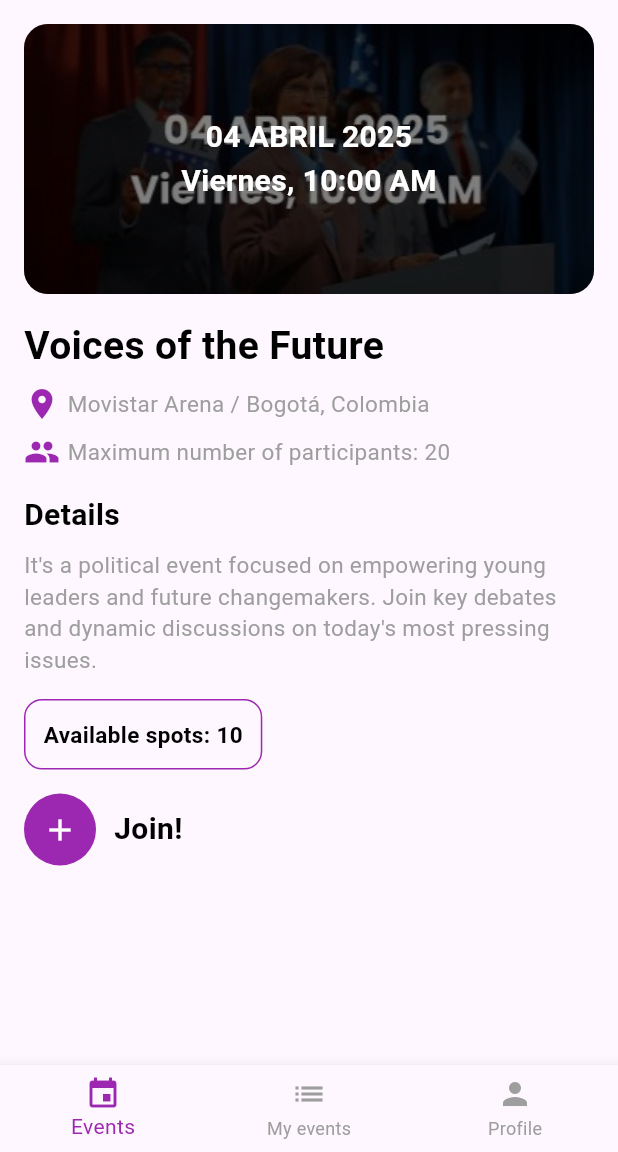
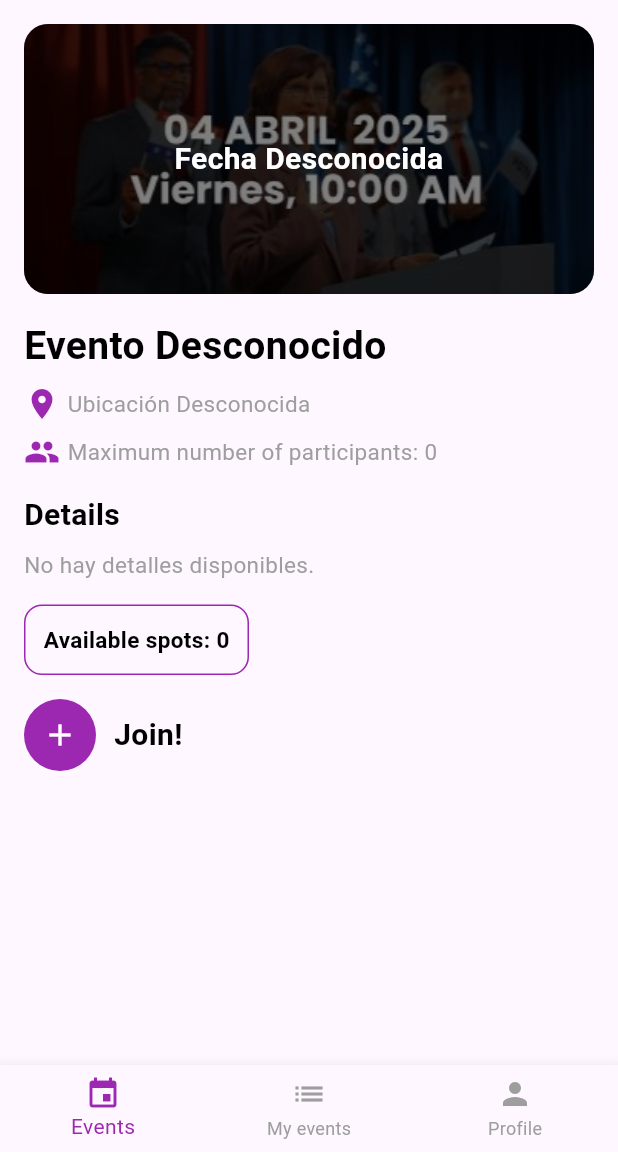
Before and after one commit to ana03ap/f_project1_movil, a Flutter app: the EventDetailsScreen screen opened directly, on a phone screen of 412 x 824 dp, the part 84-1236 px from its top. Run offline on Flutter 3.47's test engine with Material 3 defaults, Android fonts, the phone set to English and light mode, and no system bars; our stand-ins replace get, google_fonts.

Commit message:
adding details_screen as generic, adding navegation

```diff
--- a/lib/presentation/pages/details_screen.dart
+++ b/lib/presentation/pages/details_screen.dart
@@ -1,4 +1,5 @@
 import 'package:flutter/material.dart';
+import 'package:get/get.dart';
 import '../../core/constants/app_colors.dart';
 import '../../core/constants/app_styles.dart';
 import '../../core/constants/app_assets.dart';
@@ -22,6 +23,16 @@ class _EventDetailsScreenState extends State<EventDetailsScreen> {
 
   @override
   Widget build(BuildContext context) {
+    // 🔥 Recibimos los parámetros que se pasaron desde StartPage
+    final Map<String, dynamic> eventDetails = Get.arguments ?? {
+      "title": "Evento Desconocido",
+      "location": "Ubicación Desconocida",
+      "participants": 0,
+      "details": "No hay detalles disponibles.",
+      "availableSpots": 0,
+      "date": "Fecha Desconocida",
+    };
+
     return Scaffold(
       appBar: AppBar(
         title: const Text('TuBoleta'),
@@ -64,10 +75,10 @@ class _EventDetailsScreenState extends State<EventDetailsScreen> {
                     height: 180,
                     width: double.infinity,
                     alignment: Alignment.center,
-                    child: const Text(
-                      '04 ABRIL 2025\nViernes, 10:00 AM',
+                    child: Text(
+                      eventDetails["date"],
                       textAlign: TextAlign.center,
-                      style: TextStyle(
+                      style: const TextStyle(
                         color: Colors.white,
                         fontSize: 20,
                         fontWeight: FontWeight.bold,
@@ -78,31 +89,27 @@ class _EventDetailsScreenState extends State<EventDetailsScreen> {
               ),
             ),
             const SizedBox(height: 16),
-            const Text('Voices of the Future', style: AppStyles.title),
+            Text(eventDetails["title"], style: AppStyles.title),
             const SizedBox(height: 8),
-            const Row(
+            Row(
               children: [
-                Icon(Icons.location_on, color: AppColors.primary),
-                SizedBox(width: 5),
-                Text('Movistar Arena / Bogotá, Colombia', style: AppStyles.normal),
+                const Icon(Icons.location_on, color: AppColors.primary),
+                const SizedBox(width: 5),
+                Text(eventDetails["location"], style: AppStyles.normal),
               ],
             ),
             const SizedBox(height: 8),
-            const Row(
+            Row(
               children: [
-                Icon(Icons.people, color: AppColors.primary),
-                SizedBox(width: 5),
-                Text('Maximum number of participants: 20', style: AppStyles.normal),
+                const Icon(Icons.people, color: AppColors.primary),
+                const SizedBox(width: 5),
+                Text('Maximum number of participants: ${eventDetails["participants"]}', style: AppStyles.normal),
               ],
             ),
             const SizedBox(height: 16),
             const Text('Details', style: AppStyles.subtitle),
             const SizedBox(height: 8),
-            const Text(
-              "It's a political event focused on empowering young leaders and future changemakers. "
-              "Join key debates and dynamic discussions on today's most pressing issues.",
-              style: AppStyles.normal,
-            ),
+            Text(eventDetails["details"], style: AppStyles.normal),
             const SizedBox(height: 16),
             Container(
               padding: const EdgeInsets.all(12),
@@ -110,7 +117,7 @@ class _EventDetailsScreenState extends State<EventDetailsScreen> {
                 border: Border.all(color: AppColors.buttonBorder),
                 borderRadius: BorderRadius.circular(12),
               ),
-              child: const Text('Available spots: 10', style: AppStyles.bold),
+              child: Text('Available spots: ${eventDetails["availableSpots"]}', style: AppStyles.bold),
             ),
             const SizedBox(height: 16),
             Row(
--- a/lib/presentation/pages/home_screen.dart
+++ b/lib/presentation/pages/home_screen.dart
@@ -2,7 +2,7 @@ import 'package:flutter/material.dart';
 import 'package:get/get.dart';
 import '../../core/constants/app_colors.dart';
 import '../../core/constants/app_styles.dart';
-import '../pages/startpage.dart';
+
 
 class HomeScreen extends StatelessWidget {
   HomeScreen({Key? key}) : super(key: key);
@@ -15,7 +15,7 @@ class HomeScreen extends StatelessWidget {
       name.value = nameController.text;
 
       // 🔥 Navegar usando GetX y pasando el nombre como argumento
-      Get.to(() => const Startpage(), arguments: name.value);
+      Get.toNamed('/startpage', arguments: name.value);
     } else {
       Get.snackbar(
         'Error',
```
Also changed, not shown: lib/main.dart (+8 -2 lines), lib/presentation/pages/startpage.dart (+53 -11 lines), lib/presentation/widgets/event_card.dart (+6 -1 lines).
